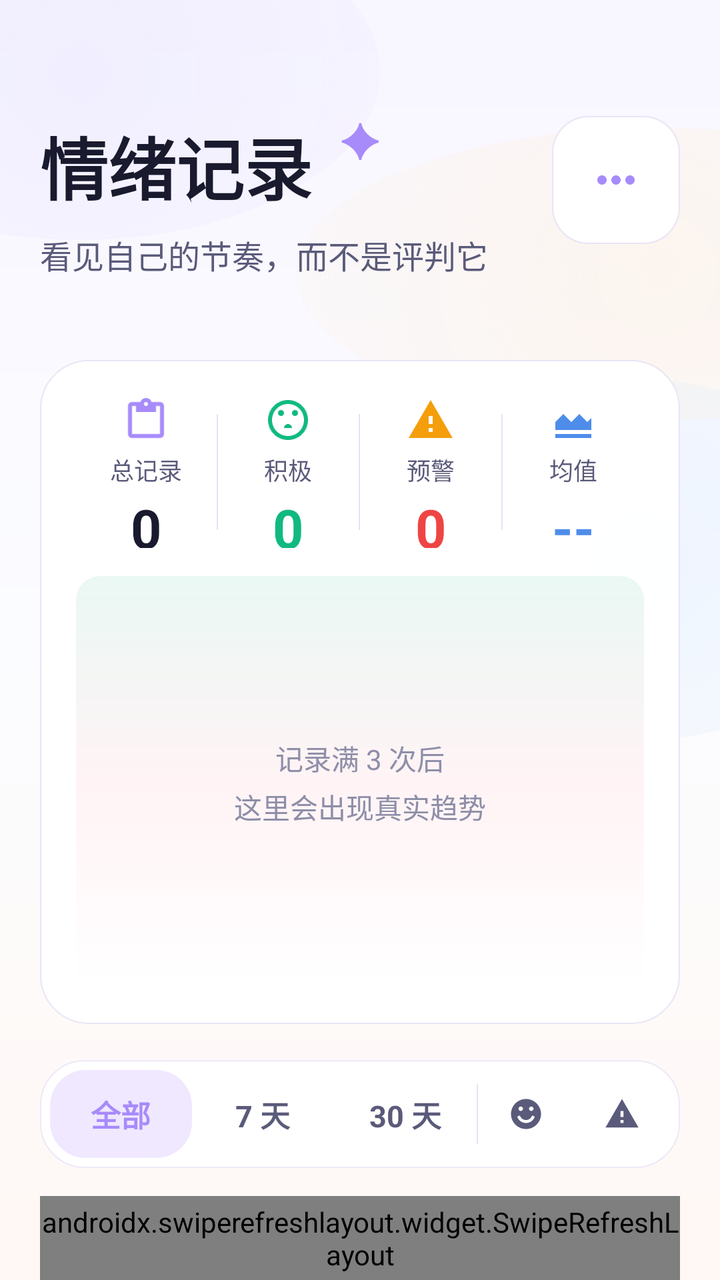
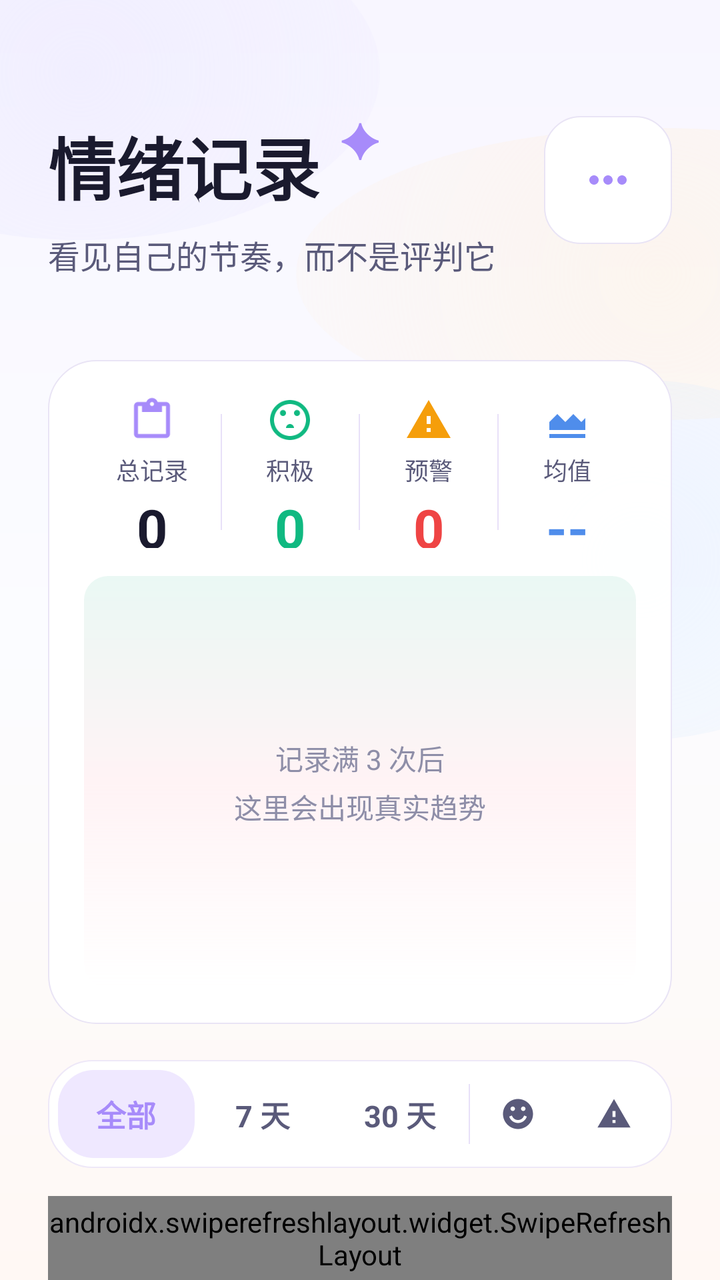

The first picture is an Android layout as it rendered before a commit; the second is the same layout after the commit. The layout source and the unified diff follow.
<!-- AndroidManifest.xml: application theme Theme.EmoScope -->
<!-- res/layout/fragment_history.xml -->
<?xml version="1.0" encoding="utf-8"?>
<LinearLayout xmlns:android="http://schemas.android.com/apk/res/android"
    xmlns:app="http://schemas.android.com/apk/res-auto"
    android:layout_width="match_parent"
    android:layout_height="match_parent"
    android:background="@drawable/bg_home_canvas"
    android:orientation="vertical"
    android:paddingStart="20dp"
    android:paddingTop="58dp"
    android:paddingEnd="20dp">

    <FrameLayout
        android:layout_width="match_parent"
        android:layout_height="122dp">

        <LinearLayout
            android:layout_width="match_parent"
            android:layout_height="wrap_content"
            android:orientation="vertical">

            <TextView
                android:layout_width="wrap_content"
                android:layout_height="wrap_content"
                android:text="情绪记录"
                android:textColor="@color/glass_ink"
                android:textSize="34sp"
                android:textStyle="bold" />

            <TextView
                android:layout_width="wrap_content"
                android:layout_height="wrap_content"
                android:layout_marginTop="8dp"
                android:text="看见自己的节奏，而不是评判它"
                android:textColor="@color/glass_ink_soft"
                android:textSize="16sp" />
        </LinearLayout>

        <TextView
            android:layout_width="28dp"
            android:layout_height="28dp"
            android:layout_gravity="top|center_horizontal"
            android:layout_marginTop="-6dp"
            android:gravity="center"
            android:text="✦"
            android:textColor="@color/glass_violet"
            android:textSize="24sp" />

        <com.google.android.material.card.MaterialCardView
            android:id="@+id/btnHistoryMore"
            android:layout_width="64dp"
            android:layout_height="64dp"
            android:layout_gravity="end|top"
            android:clickable="true"
            android:contentDescription="更多"
            android:focusable="true"
            app:cardBackgroundColor="@android:color/transparent"
            app:cardElevation="0dp"
            app:shapeAppearance="?attr/shapeAppearanceMediumComponent"
            app:strokeWidth="0dp">

            <ImageView
                android:layout_width="match_parent"
                android:layout_height="match_parent"
                android:background="@drawable/bg_history_more"
                android:contentDescription="更多"
                android:padding="18dp"
                android:src="@drawable/ic_more"
                app:tint="@color/glass_violet" />
        </com.google.android.material.card.MaterialCardView>
    </FrameLayout>

    <com.google.android.material.card.MaterialCardView
        android:layout_width="match_parent"
        android:layout_height="332dp"
        app:cardBackgroundColor="@android:color/transparent"
        app:cardElevation="0dp"
        app:shapeAppearance="?attr/shapeAppearanceLargeComponent"
        app:strokeWidth="0dp">

        <LinearLayout
            android:layout_width="match_parent"
            android:layout_height="match_parent"
            android:background="@drawable/bg_history_panel"
            android:orientation="vertical"
            android:paddingStart="18dp"
            android:paddingTop="18dp"
            android:paddingEnd="18dp"
            android:paddingBottom="18dp">

            <LinearLayout
                android:layout_width="match_parent"
                android:layout_height="76dp"
                android:baselineAligned="false"
                android:orientation="horizontal">

                <LinearLayout
                    android:layout_width="0dp"
                    android:layout_height="match_parent"
                    android:layout_weight="1"
                    android:gravity="center"
                    android:orientation="vertical">

                    <ImageView
                        android:layout_width="24dp"
                        android:layout_height="24dp"
                        android:src="@drawable/ic_empty_clipboard"
                        app:tint="@color/glass_violet" />

                    <TextView
                        android:layout_width="wrap_content"
                        android:layout_height="wrap_content"
                        android:layout_marginTop="4dp"
                        android:text="总记录"
                        android:textColor="@color/glass_ink_soft"
                        android:textSize="12sp" />

                    <TextView
                        android:id="@+id/tvStatTotal"
                        android:layout_width="wrap_content"
                        android:layout_height="wrap_content"
                        android:layout_marginTop="2dp"
                        android:text="0"
                        android:textColor="@color/glass_ink"
                        android:textSize="27sp"
                        android:textStyle="bold" />
                </LinearLayout>

                <View
                    android:layout_width="0.5dp"
                    android:layout_height="58dp"
                    android:layout_gravity="center_vertical"
                    android:background="@color/glass_stroke" />

                <LinearLayout
                    android:layout_width="0dp"
                    android:layout_height="match_parent"
                    android:layout_weight="1"
                    android:gravity="center"
                    android:orientation="vertical">

                    <ImageView
                        android:layout_width="24dp"
                        android:layout_height="24dp"
                        android:src="@drawable/ic_mood_smile"
                        app:tint="@color/positive_green" />

                    <TextView
                        android:layout_width="wrap_content"
                        android:layout_height="wrap_content"
                        android:layout_marginTop="4dp"
                        android:text="积极"
                        android:textColor="@color/glass_ink_soft"
                        android:textSize="12sp" />

                    <TextView
                        android:id="@+id/tvStatPos"
                        android:layout_width="wrap_content"
                        android:layout_height="wrap_content"
                        android:layout_marginTop="2dp"
                        android:text="0"
                        android:textColor="@color/positive_green"
                        android:textSize="27sp"
                        android:textStyle="bold" />
                </LinearLayout>

                <View
                    android:layout_width="0.5dp"
                    android:layout_height="58dp"
                    android:layout_gravity="center_vertical"
                    android:background="@color/glass_stroke" />

                <LinearLayout
                    android:layout_width="0dp"
                    android:layout_height="match_parent"
                    android:layout_weight="1"
                    android:gravity="center"
                    android:orientation="vertical">

                    <ImageView
                        android:layout_width="24dp"
                        android:layout_height="24dp"
                        android:src="@drawable/ic_filter_warning"
                        app:tint="@color/warning_orange" />

                    <TextView
                        android:layout_width="wrap_content"
                        android:layout_height="wrap_content"
                        android:layout_marginTop="4dp"
                        android:text="预警"
                        android:textColor="@color/glass_ink_soft"
                        android:textSize="12sp" />

                    <TextView
                        android:id="@+id/tvStatNeg"
                        android:layout_width="wrap_content"
                        android:layout_height="wrap_content"
                        android:layout_marginTop="2dp"
                        android:text="0"
                        android:textColor="@color/danger_red"
                        android:textSize="27sp"
                        android:textStyle="bold" />
                </LinearLayout>

                <View
                    android:layout_width="0.5dp"
                    android:layout_height="58dp"
                    android:layout_gravity="center_vertical"
                    android:background="@color/glass_stroke" />

                <LinearLayout
                    android:layout_width="0dp"
                    android:layout_height="match_parent"
                    android:layout_weight="1"
                    android:gravity="center"
                    android:orientation="vertical">

                    <ImageView
                        android:layout_width="24dp"
                        android:layout_height="24dp"
                        android:src="@drawable/ic_workshop_prediction"
                        app:tint="@color/home_entry_voice" />

                    <TextView
                        android:layout_width="wrap_content"
                        android:layout_height="wrap_content"
                        android:layout_marginTop="4dp"
                        android:text="均值"
                        android:textColor="@color/glass_ink_soft"
                        android:textSize="12sp" />

                    <TextView
                        android:id="@+id/tvStatAvg"
                        android:layout_width="wrap_content"
                        android:layout_height="wrap_content"
                        android:layout_marginTop="2dp"
                        android:text="--"
                        android:textColor="@color/home_entry_voice"
                        android:textSize="27sp"
                        android:textStyle="bold" />
                </LinearLayout>
            </LinearLayout>

            <FrameLayout
                android:layout_width="match_parent"
                android:layout_height="0dp"
                android:layout_marginTop="14dp"
                android:layout_weight="1"
                android:background="@drawable/bg_history_chart_soft"
                android:padding="4dp">

                <FrameLayout
                    android:id="@+id/chartContainer"
                    android:layout_width="match_parent"
                    android:layout_height="match_parent" />

                <TextView
                    android:id="@+id/tvChartEmpty"
                    android:layout_width="match_parent"
                    android:layout_height="match_parent"
                    android:gravity="center"
                    android:lineSpacingExtra="4dp"
                    android:text="记录满 3 次后\n这里会出现真实趋势"
                    android:textColor="@color/glass_ink_muted"
                    android:textSize="14sp" />
            </FrameLayout>
        </LinearLayout>
    </com.google.android.material.card.MaterialCardView>

    <LinearLayout
        android:layout_width="match_parent"
        android:layout_height="54dp"
        android:layout_marginTop="18dp"
        android:background="@drawable/bg_history_filter_bar"
        android:gravity="center_vertical"
        android:orientation="horizontal"
        android:padding="5dp">

        <TextView
            android:id="@+id/filterAll"
            android:layout_width="0dp"
            android:layout_height="match_parent"
            android:layout_weight="1"
            android:background="@drawable/bg_history_filter_selected"
            android:gravity="center"
            android:text="全部"
            android:textColor="@color/glass_violet"
            android:textSize="15sp"
            android:textStyle="bold" />

        <TextView
            android:id="@+id/filterWeek"
            android:layout_width="0dp"
            android:layout_height="match_parent"
            android:layout_weight="1"
            android:gravity="center"
            android:text="7 天"
            android:textColor="@color/glass_ink_soft"
            android:textSize="15sp"
            android:textStyle="bold" />

        <TextView
            android:id="@+id/filterMonth"
            android:layout_width="0dp"
            android:layout_height="match_parent"
            android:layout_weight="1"
            android:gravity="center"
            android:text="30 天"
            android:textColor="@color/glass_ink_soft"
            android:textSize="15sp"
            android:textStyle="bold" />

        <View
            android:layout_width="0.5dp"
            android:layout_height="30dp"
            android:background="@color/glass_stroke" />

        <ImageView
            android:id="@+id/filterPositive"
            android:layout_width="48dp"
            android:layout_height="match_parent"
            android:contentDescription="积极记录"
            android:padding="13dp"
            android:src="@drawable/ic_filter_positive"
            app:tint="@color/glass_ink_soft" />

        <ImageView
            android:id="@+id/filterWarning"
            android:layout_width="48dp"
            android:layout_height="match_parent"
            android:contentDescription="预警记录"
            android:padding="13dp"
            android:src="@drawable/ic_filter_warning"
            app:tint="@color/glass_ink_soft" />
    </LinearLayout>

    <androidx.swiperefreshlayout.widget.SwipeRefreshLayout
        android:id="@+id/swipeHistory"
        android:layout_width="match_parent"
        android:layout_height="0dp"
        android:layout_marginTop="14dp"
        android:layout_weight="1">

        <FrameLayout
            android:layout_width="match_parent"
            android:layout_height="match_parent">

            <androidx.recyclerview.widget.RecyclerView
                android:id="@+id/rvHistory"
                android:layout_width="match_parent"
                android:layout_height="match_parent"
                android:clipToPadding="false"
                android:paddingBottom="44dp" />

            <TextView
                android:id="@+id/tvHistoryEmpty"
                android:layout_width="match_parent"
                android:layout_height="wrap_content"
                android:layout_gravity="center"
                android:gravity="center"
                android:lineSpacingExtra="4dp"
                android:text="还没有记录。\n第一次记录会从这里开始。"
                android:textColor="@color/glass_ink_muted"
                android:textSize="15sp"
                android:visibility="gone" />
        </FrameLayout>
    </androidx.swiperefreshlayout.widget.SwipeRefreshLayout>
</LinearLayout>
<!-- resources referenced by this layout -->
<resources>
  <color name="danger_red">#EF4444</color>
  <color name="glass_ink">#1A1A2E</color>
  <color name="glass_ink_muted">#8E8EA8</color>
  <color name="glass_ink_soft">#5A5A7A</color>
  <color name="glass_stroke">#E8E0F8</color>
  <color name="glass_violet">#A78BFA</color>
  <color name="home_entry_voice">#4F8DEB</color>
  <color name="positive_green">#10B981</color>
  <color name="warning_orange">#F59E0B</color>
  <!-- drawable bg_history_filter_selected (drawable) -->
  <?xml version="1.0" encoding="utf-8"?>
  <shape xmlns:android="http://schemas.android.com/apk/res/android">
      <solid android:color="#EFE8FF" />
      <corners android:radius="18dp" />
  </shape>
  <!-- drawable bg_history_more (drawable) -->
  <?xml version="1.0" encoding="utf-8"?>
  <shape xmlns:android="http://schemas.android.com/apk/res/android">
      <solid android:color="#F7FFFFFF" />
      <stroke android:width="0.5dp" android:color="#E9E4F5" />
      <corners android:radius="18dp" />
  </shape>
  <style name="Theme.EmoScope" parent="Base.Theme.EmoScope" />
  <color name="md_theme_light_primary">#B794F4</color>
  <color name="md_theme_light_onPrimary">#FFFFFF</color>
  <color name="md_theme_light_primaryContainer">#F3F0FF</color>
  <color name="md_theme_light_onPrimaryContainer">#5B21B6</color>
  <color name="md_theme_light_secondary">#64748B</color>
  <color name="md_theme_light_onSecondary">#FFFFFF</color>
  <color name="md_theme_light_secondaryContainer">#F1F5F9</color>
  <color name="md_theme_light_onSecondaryContainer">#334155</color>
  <color name="md_theme_light_tertiary">#0EA5E9</color>
  <color name="md_theme_light_onTertiary">#FFFFFF</color>
  <color name="md_theme_light_tertiaryContainer">#E0F2FE</color>
  <color name="md_theme_light_onTertiaryContainer">#0C4A6E</color>
  <color name="md_theme_light_error">#EF4444</color>
  <color name="md_theme_light_onError">#FFFFFF</color>
  <color name="md_theme_light_errorContainer">#FEE2E2</color>
  <color name="md_theme_light_onErrorContainer">#991B1B</color>
  <color name="md_theme_light_background">#FAFAFA</color>
  <color name="md_theme_light_onBackground">#18181B</color>
  <color name="md_theme_light_surface">#FFFFFF</color>
  <color name="md_theme_light_onSurface">#18181B</color>
  <color name="md_theme_light_surfaceVariant">#F4F4F5</color>
  <color name="md_theme_light_onSurfaceVariant">#71717A</color>
  <color name="md_theme_light_surfaceContainerLowest">#FFFFFF</color>
  <color name="md_theme_light_surfaceContainerLow">#F8F8FA</color>
  <color name="md_theme_light_surfaceContainer">#F4F4F5</color>
  <color name="md_theme_light_surfaceContainerHigh">#EEEEF0</color>
  <color name="md_theme_light_surfaceContainerHighest">#E8E8EB</color>
  <color name="md_theme_light_outline">#D4D4D8</color>
  <color name="md_theme_light_outlineVariant">#E4E4E7</color>
  <color name="md_theme_light_inverseSurface">#18181B</color>
  <color name="md_theme_light_inverseOnSurface">#FAFAFA</color>
  <color name="md_theme_light_inversePrimary">#C4B5FD</color>
  <style name="ShapeAppearance.EmoScope.Small" parent="ShapeAppearance.Material3.SmallComponent">
          <item name="cornerFamily">rounded</item>
          <item name="cornerSize">8dp</item>
      </style>
  <style name="ShapeAppearance.EmoScope.Medium" parent="ShapeAppearance.Material3.MediumComponent">
          <item name="cornerFamily">rounded</item>
          <item name="cornerSize">12dp</item>
      </style>
  <style name="ShapeAppearance.EmoScope.Large" parent="ShapeAppearance.Material3.LargeComponent">
          <item name="cornerFamily">rounded</item>
          <item name="cornerSize">16dp</item>
      </style>
  <style name="Widget.EmoScope.BottomNav" parent="Widget.Material3.BottomNavigationView">
          <item name="materialThemeOverlay">@style/ThemeOverlay.EmoScope.BottomNav</item>
      </style>
  <style name="ThemeOverlay.EmoScope.BottomNav" parent="">
          <item name="colorSurface">@color/md_theme_light_surface</item>
          <item name="android:elevation">0dp</item>
      </style>
  <!-- unchanged entries left out for length: 11 -->
</resources>

<!-- the commit's change to res/layout/fragment_history.xml (unified diff, before → after) -->
@@ -5,9 +5,9 @@
     android:layout_height="match_parent"
     android:background="@drawable/bg_home_canvas"
     android:orientation="vertical"
-    android:paddingStart="20dp"
+    android:paddingStart="24dp"
     android:paddingTop="58dp"
-    android:paddingEnd="20dp">
+    android:paddingEnd="24dp">
 
     <FrameLayout
         android:layout_width="match_parent"
@@ -349,7 +349,7 @@
                 android:layout_width="match_parent"
                 android:layout_height="match_parent"
                 android:clipToPadding="false"
-                android:paddingBottom="44dp" />
+                android:paddingBottom="88dp" />
 
             <TextView
                 android:id="@+id/tvHistoryEmpty"
